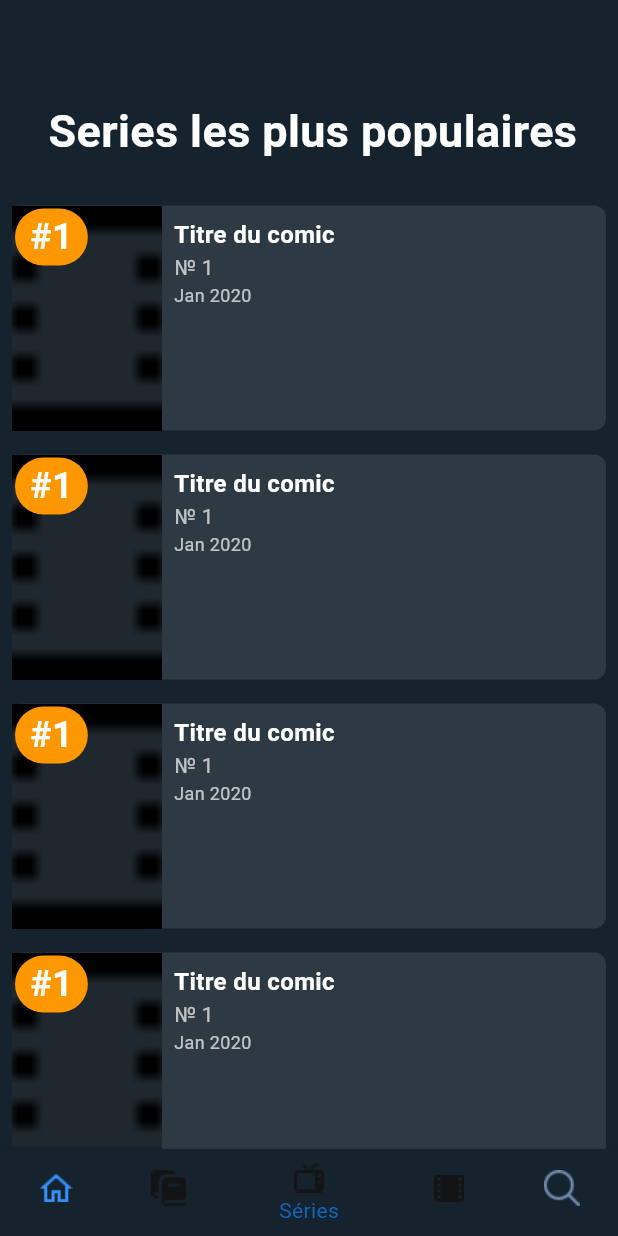
After one commit to tomstacht/projet_prog_mobile-Martin-Stachtchenko, a Flutter app: the screen it shows after launch, item 3 of the bottom bar chosen, on a phone screen of 412 x 824 dp. The commit adds this screen. Run offline on Flutter 3.47's test engine with Material 3 defaults, Android fonts, the light colour scheme and no system bars; network calls fail.

Commit message:
amélioration pages + ajout page comics

```diff
--- a/lib/base_page.dart
+++ b/lib/base_page.dart
@@ -1,6 +1,7 @@
 import 'package:flutter/material.dart';
 import 'home_page.dart'; // Ensure this file defines the HomePage widget properly
 import 'comics_page.dart'; // Ensure this file defines the ComicsPage widget properly
+import 'series_page.dart'; // Ensure this file defines the ComicsPage widget properly
 
 class BasePage extends StatefulWidget {
   @override
@@ -14,6 +15,7 @@ class _BasePageState extends State<BasePage> {
   final List<Widget> _widgetOptions = [
     HomePage(),
     ComicsPage(),
+    SeriesPage(),
     // Add more pages as needed
   ];
 
--- a/lib/comic_card.dart
+++ b/lib/comic_card.dart
@@ -43,7 +43,7 @@ class ComicCard extends StatelessWidget {
                           fontSize: 16,
                         ),
                       ),
-                      if (comic.description != null) // Check if description is not null
+                      /*if (comic.description != null) // Check if description is not null
                         Text(
                           comic.description!,
                           style: const TextStyle(
@@ -51,7 +51,7 @@ class ComicCard extends StatelessWidget {
                             color: Colors.white,
                             fontSize: 16,
                           ),
-                        ),
+                        ),*/
                       Text(
                         '№ ${comic.issueNumber}',
                         style: TextStyle(
--- /dev/null
+++ b/lib/series_page.dart
@@ -0,0 +1,38 @@
+import 'package:flutter/material.dart';
+import 'comic_card.dart';
+import 'package:projet_prog_mobile/comic.dart'; // Adjust the path to where your Comic class is defined
+
+
+class SeriesPage extends StatelessWidget {
+  final List<Comic> mockComics = List.generate(10, (index) => Comic.mock());
+
+  @override
+  Widget build(BuildContext context) {
+    return Container(
+      color: const Color(0xFF15232E), // Set the background color
+      child: SingleChildScrollView(
+        child: Column(
+          children: [
+            _buildHeader(),
+            ...mockComics.map((comic) => ComicCard(comic: comic, rank: 1)).toList(),
+          ],
+        ),
+      ),
+    );
+  }
+
+
+  Widget _buildHeader() {
+    return Padding(
+      padding: EdgeInsets.only(left: 5, top: 10, bottom: 20),
+      child: Text(
+        'Series les plus populaires',
+        style: TextStyle(
+          fontWeight: FontWeight.bold,
+          color: Colors.white,
+          fontSize: 30,
+        ),
+      ),
+    );
+  }
+}
```
